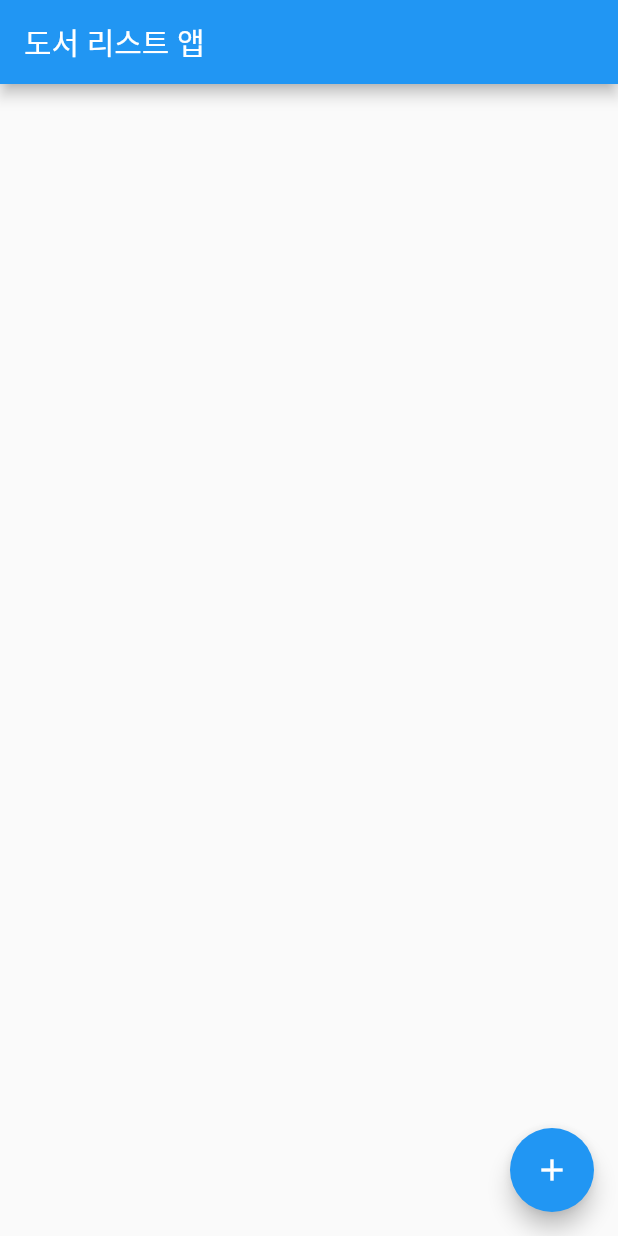
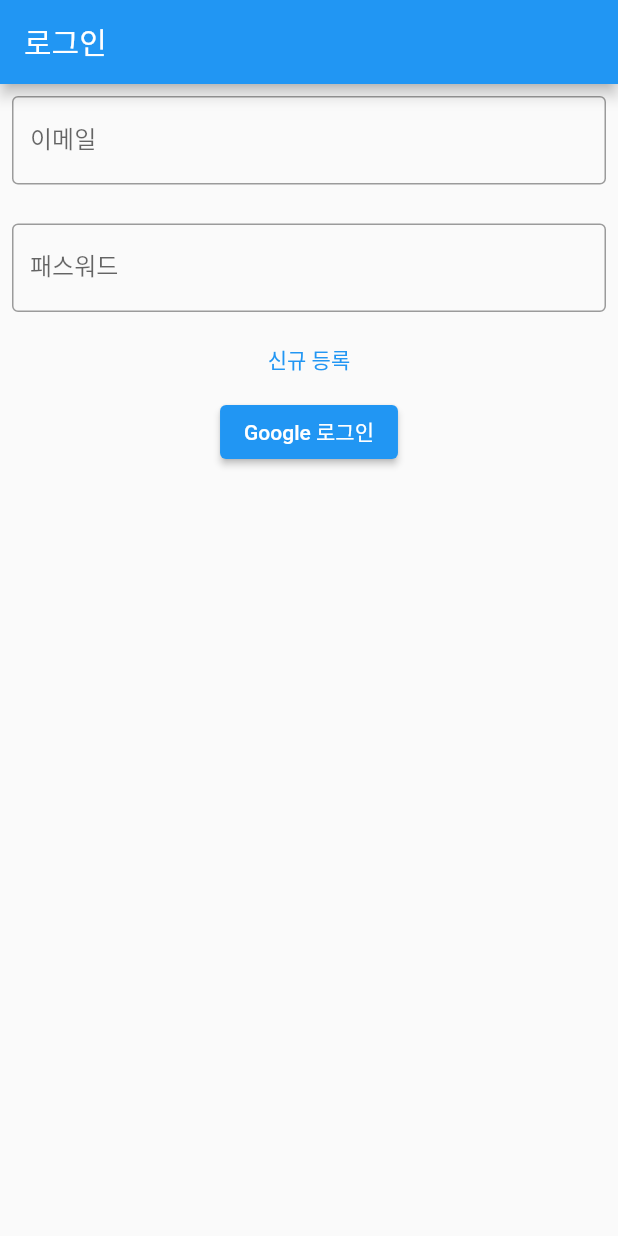
Before and after one commit to teddyjune/book_list_app, a Flutter app: the screen it shows after launch, on a phone screen of 412 x 824 dp. Run offline on Flutter 3.47's test engine with Material 2 defaults, Android fonts, the phone set to English and light mode, and no system bars; our stand-ins replace cloud_firestore, firebase_auth, firebase_core, firebase_storage, google_sign_in, image_picker; accounts and stored records are empty; generated files the repository leaves out were written again.

Commit message:
add: 구글 로그인 기능

```diff
--- /dev/null
+++ b/lib/login/login_screen.dart
@@ -0,0 +1,59 @@
+import 'package:flutter/material.dart';
+import 'package:untitled/login/login_view_model.dart';
+
+class LoginScreen extends StatefulWidget {
+  const LoginScreen({Key? key}) : super(key: key);
+
+  @override
+  State<LoginScreen> createState() => _LoginScreenState();
+}
+
+class _LoginScreenState extends State<LoginScreen> {
+  final _emailTextController = TextEditingController();
+  final _passwordTextController = TextEditingController();
+  final viewModel = LoginViewModel();
+
+  @override
+  void dispose() {
+    _emailTextController.dispose();
+    _passwordTextController.dispose();
+    super.dispose();
+  }
+
+  @override
+  Widget build(BuildContext context) {
+    return Scaffold(
+        appBar: AppBar(
+          title: const Text('로그인'),
+        ),
+        body: Column(
+          children: [
+            Padding(
+              padding: const EdgeInsets.all(8.0),
+              child: TextField(
+                controller: _emailTextController,
+                decoration: const InputDecoration(
+                  border: OutlineInputBorder(),
+                  labelText: '이메일',
+                ),
+              ),
+            ),
+            const SizedBox(height: 10),
+            Padding(
+              padding: const EdgeInsets.all(8.0),
+              child: TextField(
+                controller: _passwordTextController,
+                decoration: const InputDecoration(
+                  border: OutlineInputBorder(),
+                  labelText: '패스워드',
+                ),
+              ),
+            ),
+            TextButton(onPressed: () {}, child: const Text('신규 등록')),
+            ElevatedButton(onPressed: () {
+              viewModel.signInWithGoogle();
+            }, child: const Text('Google 로그인')),
+          ],
+        ));
+  }
+}
--- a/lib/main.dart
+++ b/lib/main.dart
@@ -1,4 +1,5 @@
 import 'package:flutter/material.dart';
+import 'package:untitled/login/login_screen.dart';
 import 'book_list/book_list_screen.dart';
 import 'package:firebase_core/firebase_core.dart';
 import 'firebase_options.dart';
@@ -32,7 +33,7 @@ class MyApp extends StatelessWidget {
         // is not restarted.
         primarySwatch: Colors.blue,
       ),
-      home: BookListScreen(),
+      home: const LoginScreen(),
     );
   }
 }
--- a/pubspec.yaml
+++ b/pubspec.yaml
@@ -38,6 +38,8 @@ dependencies:
   cloud_firestore: ^3.4.3
   image_picker: ^0.8.5+3
   firebase_storage: ^10.3.4
+  firebase_auth: ^3.6.2
+  google_sign_in: ^5.4.0
 
 dev_dependencies:
   flutter_test:
```
Also changed, not shown: lib/add_book/add_book_screen.dart (+36 -8 lines), lib/add_book/add_book_view_model.dart (+9 -0 lines), lib/book_list/book_list_view_model.dart (+9 -0 lines), lib/login/login_view_model.dart (added, +22 -0 lines), lib/root/root_screen.dart (added, +23 -0 lines), pubspec.lock.
